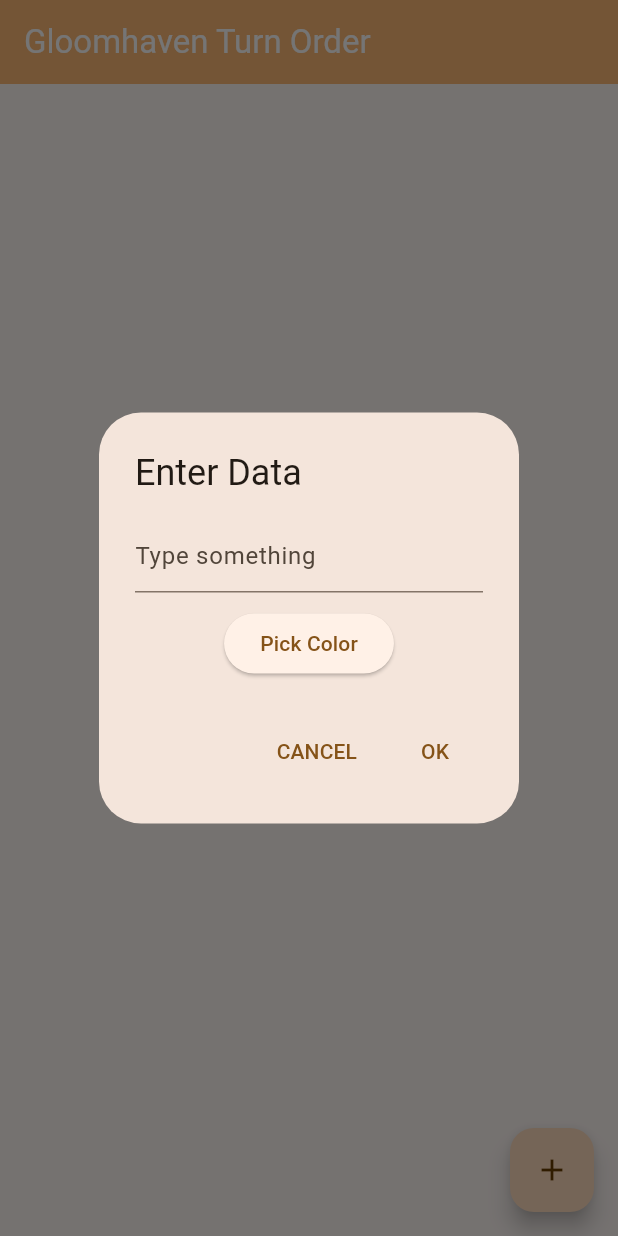
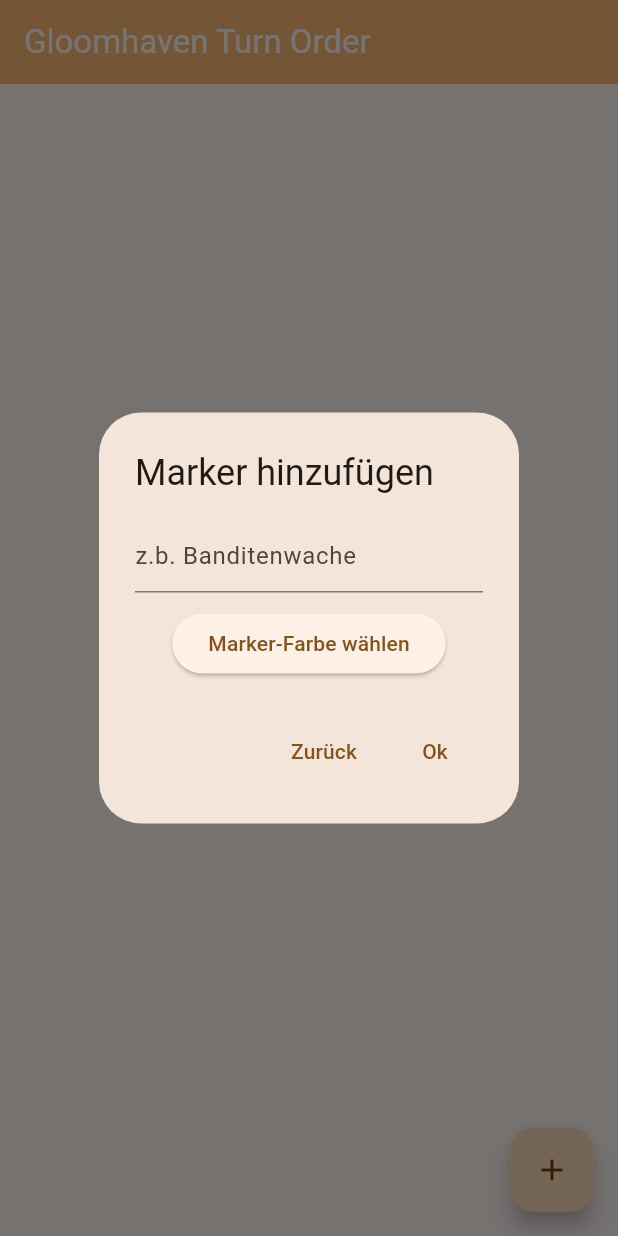
Before and after one commit to yepnefi/turn-order, a Flutter app: the screen it shows after launch, after a tap on the "add" icon, on a phone screen of 412 x 824 dp. Run offline on Flutter 3.47's test engine with Material 3 defaults, Android fonts, the phone set to English and light mode, and no system bars; our stand-ins replace flutter_colorpicker.

Commit message:
translated to german

```diff
--- a/lib/main.dart
+++ b/lib/main.dart
@@ -73,31 +73,31 @@ class _MyHomePageState extends State<MyHomePage> {
       context: context,
       builder: (BuildContext context) {
         return AlertDialog(
-          title: const Text('Enter Data'),
+          title: const Text('Marker hinzufügen'),
           content: Column(
             mainAxisSize: MainAxisSize.min,
             children: [
               TextField(
                 controller: textEditingController,
-                decoration: const InputDecoration(hintText: "Type something"),
+                decoration: const InputDecoration(hintText: "z.b. Banditenwache"),
               ),
               const SizedBox(height: 10),
               // Color picker button
               ElevatedButton(
                 onPressed: _showColorPicker,
-                child: const Text('Pick Color'),
+                child: const Text('Marker-Farbe wählen'),
               ),
             ],
           ),
           actions: <Widget>[
             TextButton(
-              child: const Text('CANCEL'),
+              child: const Text('Zurück'),
               onPressed: () {
                 Navigator.of(context).pop();
               },
             ),
             TextButton(
-              child: const Text('OK'),
+              child: const Text('Ok'),
               onPressed: () {
                 setState(() {
                   markers.add(Marker(textEditingController.text, selectedColor));
@@ -111,13 +111,12 @@ class _MyHomePageState extends State<MyHomePage> {
     );
   }
 
-  // Color picker dialog
   void _showColorPicker() {
     showDialog(
       context: context,
       builder: (BuildContext context) {
         return AlertDialog(
-          title: const Text('Pick a color'),
+          title: const Text('Wähle eine Farbe'),
           content: SingleChildScrollView(
             child: BlockPicker(
               pickerColor: selectedColor,
@@ -130,13 +129,13 @@ class _MyHomePageState extends State<MyHomePage> {
           ),
           actions: <Widget>[
             TextButton(
-              child: const Text('CANCEL'),
+              child: const Text('Zurück'),
               onPressed: () {
                 Navigator.of(context).pop();
               },
             ),
             TextButton(
-              child: const Text('OK'),
+              child: const Text('Ok'),
               onPressed: () {
                 Navigator.of(context).pop();
               },
@@ -206,7 +205,7 @@ class _MyHomePageState extends State<MyHomePage> {
       ),
       floatingActionButton: FloatingActionButton(
         onPressed: _showInputDialog,
-        tooltip: 'Add Marker',
+        tooltip: 'Marker hinzufügen',
         child: const Icon(Icons.add),
       ),
     );
```
